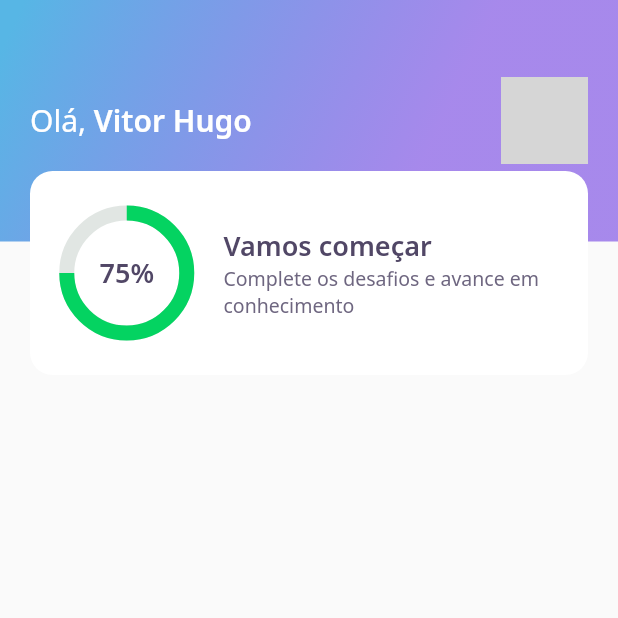
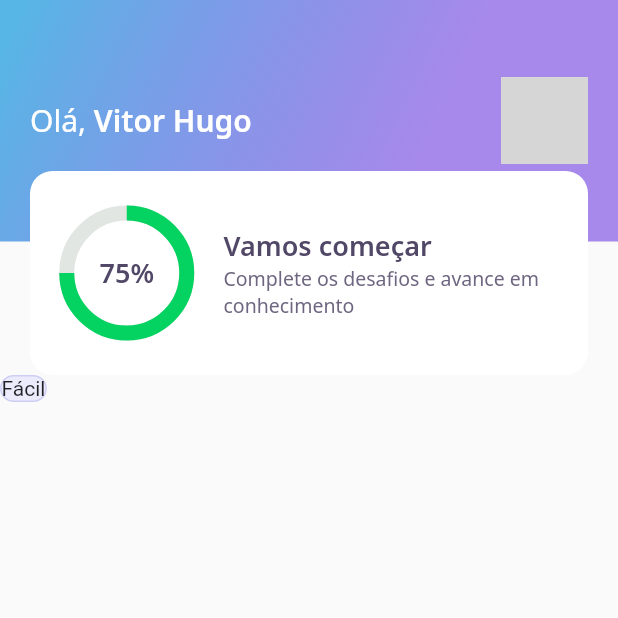
Before and after one commit to includeVitor/dev-quiz, a Flutter app: the screen it shows after launch, on a phone screen of 412 x 824 dp, the top half of it. Run offline on Flutter 3.47's test engine with Material 2 defaults, Android fonts, the phone set to English and light mode, and no system bars; our stand-ins replace google_fonts; network calls fail; grey boxes are pictures that could not be loaded.

Commit message:
initializing with level_button_widget

```diff
--- a/lib/home/home_page.dart
+++ b/lib/home/home_page.dart
@@ -1,5 +1,6 @@
 import 'package:flutter/material.dart';
 import 'package:nlw5_flutter/home/widgets/appbar/app_bar_widget.dart';
+import 'package:nlw5_flutter/home/widgets/level_button/level_button_widget.dart';
 
 class HomePage extends StatefulWidget {
   HomePage({Key? key}) : super(key: key);
@@ -11,8 +12,6 @@ class HomePage extends StatefulWidget {
 class _HomePageState extends State<HomePage> {
   @override
   Widget build(BuildContext context) {
-    return Scaffold(
-      appBar: AppBarWidget(),
-    );
+    return Scaffold(appBar: AppBarWidget(), body: LevelButtonWidget());
   }
 }
--- /dev/null
+++ b/lib/home/widgets/level_button/level_button_widget.dart
@@ -0,0 +1,18 @@
+import 'package:flutter/material.dart';
+import 'package:nlw5_flutter/core/app_colors.dart';
+
+class LevelButtonWidget extends StatelessWidget {
+  LevelButtonWidget({Key? key}) : super(key: key);
+
+  @override
+  Widget build(BuildContext context) {
+    return Container(
+      decoration: BoxDecoration(
+          color: AppColors.levelButtonFacil,
+          border: Border.fromBorderSide(
+              BorderSide(color: AppColors.levelButtonBorderFacil)),
+          borderRadius: BorderRadius.circular(28)),
+      child: Text("Fácil"),
+    );
+  }
+}
```
